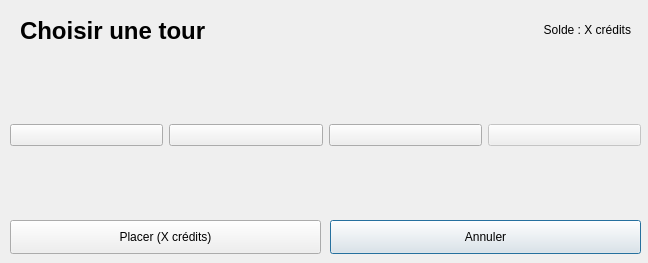
Before: the Qt Designer form select_tour.ui in luigiday/tower-defense, drawn with Qt 5.
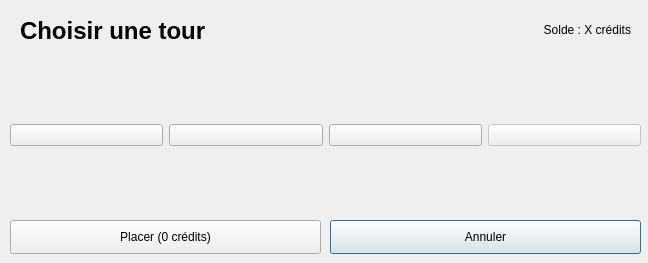
After: the same form once the commit is applied. Icons and pictures are not drawn.

What changed in the file:
```diff
--- a/select_tour.ui
+++ b/select_tour.ui
@@ -39,7 +39,7 @@
     </rect>
    </property>
    <property name="text">
-    <string>Placer (X crédits)</string>
+    <string>Placer (0 crédits)</string>
    </property>
   </widget>
   <widget class="QLabel" name="titlelabel">
```
